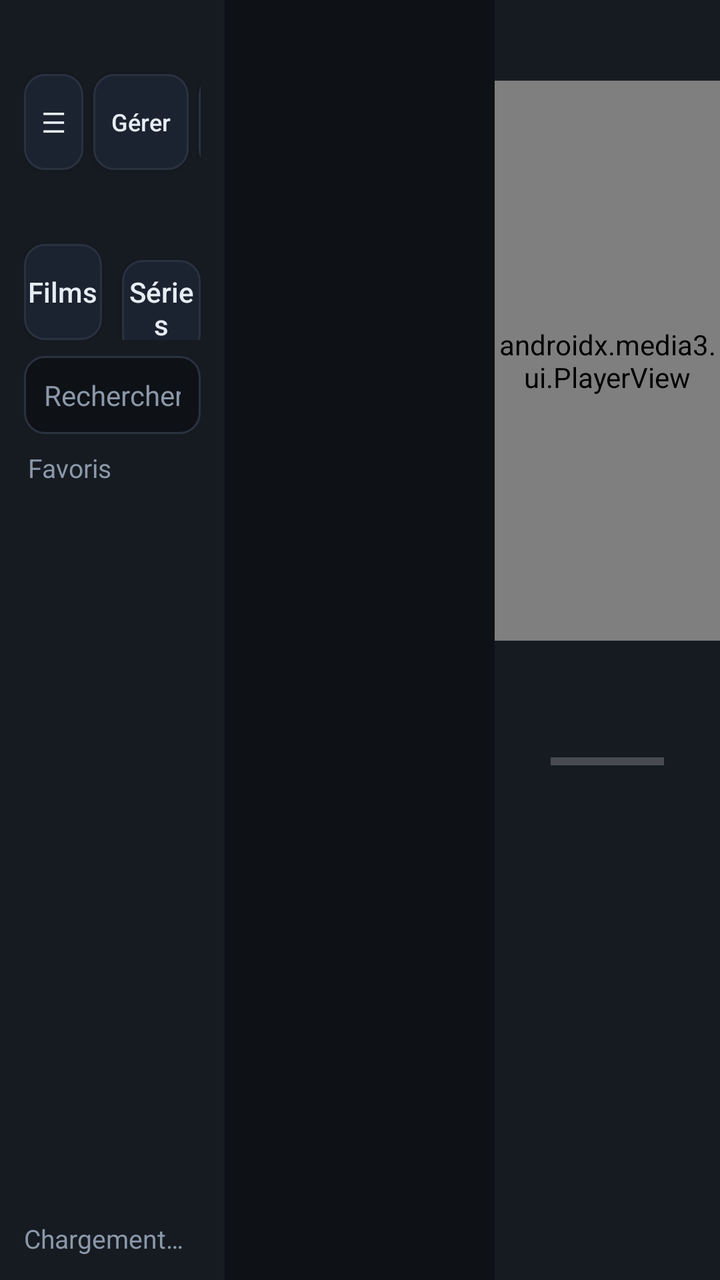
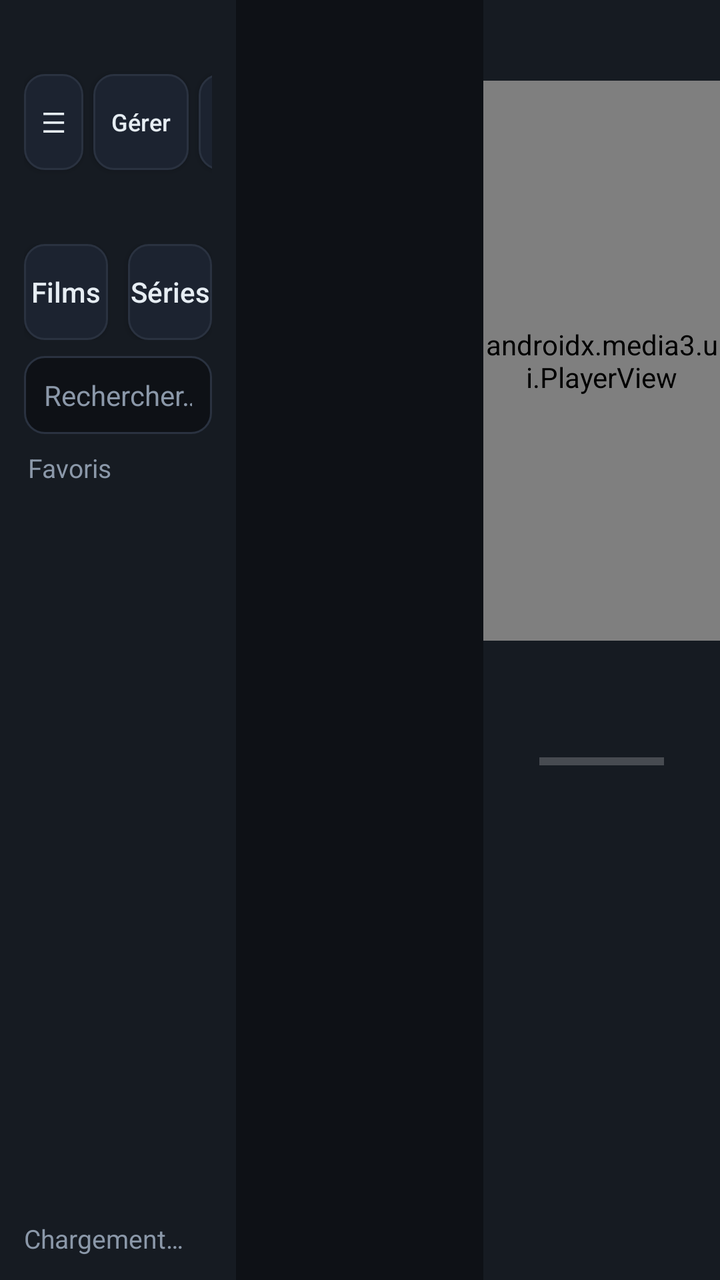

Screens rendered from an Android XML layout before and after an edit, with the pre-edit source and the edit as a unified diff.
<!-- AndroidManifest.xml: application theme Theme.MLTV -->
<!-- res/layout/activity_main.xml -->
<?xml version="1.0" encoding="utf-8"?>
<LinearLayout xmlns:android="http://schemas.android.com/apk/res/android"
    xmlns:app="http://schemas.android.com/apk/res-auto"
    android:layout_width="match_parent"
    android:layout_height="match_parent"
    android:orientation="horizontal"
    android:background="@color/bg">

    
    <LinearLayout
        android:id="@+id/drawer"
        android:layout_width="210dp"
        android:layout_height="match_parent"
        android:orientation="vertical"
        android:background="@color/panel2"
        android:visibility="gone">

        <TextView
            android:layout_width="match_parent"
            android:layout_height="wrap_content"
            android:padding="16dp"
            android:text="Catégories"
            android:textColor="?attr/accentColor"
            android:textSize="16sp"
            android:textStyle="bold" />

        <androidx.recyclerview.widget.RecyclerView
            android:id="@+id/rv_catdrawer"
            android:layout_width="match_parent"
            android:layout_height="0dp"
            android:layout_weight="1"
            android:paddingHorizontal="10dp"
            android:clipToPadding="false"
            android:scrollbars="vertical" />
    </LinearLayout>

    
    <LinearLayout
        android:layout_width="0dp"
        android:layout_height="match_parent"
        android:layout_weight="1"
        android:orientation="vertical"
        android:background="@color/panel">

        <LinearLayout
            android:layout_width="match_parent"
            android:layout_height="wrap_content"
            android:orientation="horizontal"
            android:gravity="center_vertical"
            android:paddingHorizontal="12dp"
            android:paddingVertical="12dp">

            <TextView
                android:layout_width="0dp"
                android:layout_height="wrap_content"
                android:layout_weight="1"
                android:text="@string/app_name"
                android:textColor="?attr/accentColor"
                android:textSize="20sp"
                android:textStyle="bold" />

            <Button
                android:id="@+id/btn_cats"
                android:layout_width="wrap_content"
                android:layout_height="wrap_content"
                android:layout_marginEnd="5dp"
                android:background="@drawable/btn_secondary"
                android:text="☰"
                android:textColor="@color/txt"
                android:textSize="14sp"
                android:minWidth="0dp"
                android:paddingHorizontal="9dp" />

            <Button
                android:id="@+id/btn_manage"
                android:layout_width="wrap_content"
                android:layout_height="wrap_content"
                android:layout_marginEnd="5dp"
                android:background="@drawable/btn_secondary"
                android:text="Gérer"
                android:textColor="@color/txt"
                android:textAllCaps="false"
                android:textSize="12sp"
                android:minWidth="0dp"
                android:paddingHorizontal="9dp" />

            <Button
                android:id="@+id/btn_sources"
                android:layout_width="wrap_content"
                android:layout_height="wrap_content"
                android:background="@drawable/btn_secondary"
                android:text="⚙"
                android:textColor="@color/txt"
                android:textSize="15sp"
                android:minWidth="0dp"
                android:paddingHorizontal="9dp" />
        </LinearLayout>

        <LinearLayout
            android:layout_width="match_parent"
            android:layout_height="wrap_content"
            android:orientation="horizontal"
            android:paddingHorizontal="12dp"
            android:paddingBottom="8dp">

            <Button
                android:id="@+id/btn_films"
                android:layout_width="0dp"
                android:layout_height="wrap_content"
                android:layout_weight="1"
                android:layout_marginEnd="5dp"
                android:background="@drawable/btn_secondary"
                android:text="Films"
                android:textColor="@color/txt"
                android:textAllCaps="false"
                android:textSize="14sp" />

            <Button
                android:id="@+id/btn_series"
                android:layout_width="0dp"
                android:layout_height="wrap_content"
                android:layout_weight="1"
                android:layout_marginStart="5dp"
                android:background="@drawable/btn_secondary"
                android:text="Séries"
                android:textColor="@color/txt"
                android:textAllCaps="false"
                android:textSize="14sp" />
        </LinearLayout>

        <EditText
            android:id="@+id/et_search"
            android:layout_width="match_parent"
            android:layout_height="wrap_content"
            android:layout_marginHorizontal="12dp"
            android:layout_marginBottom="8dp"
            android:background="@drawable/field_bg"
            android:padding="10dp"
            android:hint="Rechercher…"
            android:textColorHint="@color/muted"
            android:textColor="@color/txt"
            android:textSize="14sp"
            android:inputType="text"
            android:imeOptions="actionSearch"
            android:maxLines="1" />

        <TextView
            android:id="@+id/tv_curcat"
            android:layout_width="match_parent"
            android:layout_height="wrap_content"
            android:paddingHorizontal="14dp"
            android:paddingBottom="6dp"
            android:text="Favoris"
            android:textColor="@color/muted"
            android:textSize="13sp"
            android:maxLines="1"
            android:ellipsize="end" />

        <androidx.recyclerview.widget.RecyclerView
            android:id="@+id/rv_channels"
            android:layout_width="match_parent"
            android:layout_height="0dp"
            android:layout_weight="1"
            android:paddingHorizontal="8dp"
            android:clipToPadding="false"
            android:scrollbars="vertical" />

        <TextView
            android:id="@+id/tv_status"
            android:layout_width="match_parent"
            android:layout_height="wrap_content"
            android:padding="12dp"
            android:text="Chargement…"
            android:textColor="@color/muted"
            android:textSize="13sp" />
    </LinearLayout>

    
    <LinearLayout
        android:layout_width="0dp"
        android:layout_height="match_parent"
        android:layout_weight="1.2"
        android:orientation="vertical">

        <TextView
            android:id="@+id/tv_ch_header"
            android:layout_width="match_parent"
            android:layout_height="wrap_content"
            android:padding="14dp"
            android:textColor="@color/txt"
            android:textSize="16sp"
            android:textStyle="bold"
            android:maxLines="1"
            android:ellipsize="end" />

        <androidx.recyclerview.widget.RecyclerView
            android:id="@+id/rv_progs"
            android:layout_width="match_parent"
            android:layout_height="0dp"
            android:layout_weight="1"
            android:paddingHorizontal="8dp"
            android:clipToPadding="false"
            android:scrollbars="vertical" />
    </LinearLayout>

    
    <LinearLayout
        android:layout_width="0dp"
        android:layout_height="match_parent"
        android:layout_weight="1"
        android:orientation="vertical"
        android:background="@color/panel">

        <TextView
            android:id="@+id/tv_clock"
            android:layout_width="match_parent"
            android:layout_height="wrap_content"
            android:paddingHorizontal="16dp"
            android:paddingTop="12dp"
            android:paddingBottom="8dp"
            android:gravity="end"
            android:textColor="@color/txt"
            android:textSize="15sp"
            android:textStyle="bold" />

        <androidx.media3.ui.PlayerView
            android:id="@+id/player_view"
            android:layout_width="match_parent"
            android:layout_height="280dp"
            android:background="#FF000000"
            app:use_controller="false"
            app:resize_mode="fit" />

        <ScrollView
            android:layout_width="match_parent"
            android:layout_height="0dp"
            android:layout_weight="1"
            android:padding="16dp">

            <LinearLayout
                android:layout_width="match_parent"
                android:layout_height="wrap_content"
                android:orientation="vertical">

                <TextView
                    android:id="@+id/tv_detail_title"
                    android:layout_width="match_parent"
                    android:layout_height="wrap_content"
                    android:textColor="@color/txt"
                    android:textSize="20sp"
                    android:textStyle="bold" />

                <LinearLayout
                    android:layout_width="match_parent"
                    android:layout_height="wrap_content"
                    android:orientation="horizontal"
                    android:gravity="center_vertical"
                    android:layout_marginTop="8dp">

                    <TextView
                        android:id="@+id/tv_detail_time"
                        android:layout_width="wrap_content"
                        android:layout_height="wrap_content"
                        android:textColor="@color/muted"
                        android:textSize="14sp" />

                    <ProgressBar
                        android:id="@+id/pb_detail"
                        style="?android:attr/progressBarStyleHorizontal"
                        android:layout_width="0dp"
                        android:layout_height="6dp"
                        android:layout_weight="1"
                        android:layout_marginHorizontal="12dp"
                        android:max="100"
                        android:progressTint="?attr/accentColor" />
                </LinearLayout>

                <TextView
                    android:id="@+id/tv_detail_desc"
                    android:layout_width="match_parent"
                    android:layout_height="wrap_content"
                    android:layout_marginTop="14dp"
                    android:textColor="#FFC7D0DA"
                    android:textSize="15sp"
                    android:lineSpacingMultiplier="1.3" />
            </LinearLayout>
        </ScrollView>
    </LinearLayout>
</LinearLayout>
<!-- resources referenced by this layout -->
<resources>
  <color name="bg">#FF0E1116</color>
  <color name="muted">#FF8B98A9</color>
  <color name="panel">#FF161B22</color>
  <color name="panel2">#FF1C2330</color>
  <color name="txt">#FFE6EDF3</color>
  <!-- drawable btn_secondary (drawable) -->
  <?xml version="1.0" encoding="utf-8"?>
  <selector xmlns:android="http://schemas.android.com/apk/res/android">
      <item android:state_focused="true">
          <shape android:shape="rectangle">
              <solid android:color="@color/panel2" />
              <stroke android:width="2dp" android:color="?attr/accentColor" />
              <corners android:radius="10dp" />
          </shape>
      </item>
      <item>
          <shape android:shape="rectangle">
              <solid android:color="@color/panel2" />
              <stroke android:width="1dp" android:color="@color/line" />
              <corners android:radius="10dp" />
          </shape>
      </item>
  </selector>
  <!-- drawable field_bg (drawable) -->
  <?xml version="1.0" encoding="utf-8"?>
  <selector xmlns:android="http://schemas.android.com/apk/res/android">
      <item android:state_focused="true">
          <shape android:shape="rectangle">
              <solid android:color="@color/bg" />
              <stroke android:width="2dp" android:color="?attr/accentColor" />
              <corners android:radius="10dp" />
          </shape>
      </item>
      <item>
          <shape android:shape="rectangle">
              <solid android:color="@color/bg" />
              <stroke android:width="1dp" android:color="@color/line" />
              <corners android:radius="10dp" />
          </shape>
      </item>
  </selector>
  <string name="app_name">MLTV</string>
  <style name="Theme.MLTV" parent="Theme.AppCompat.NoActionBar">
          <item name="android:windowBackground">@color/bg</item>
          <item name="android:statusBarColor">@color/bg</item>
          <item name="android:colorBackground">@color/bg</item>
          <item name="accentColor">#FFFF7A18</item>
          <item name="accentText">#FF1A1200</item>
      </style>
  <color name="line">#FF2A3240</color>
</resources>

<!-- the commit's change to res/layout/activity_main.xml (unified diff, before → after) -->
@@ -179,7 +179,7 @@
     <LinearLayout
         android:layout_width="0dp"
         android:layout_height="match_parent"
-        android:layout_weight="1.2"
+        android:layout_weight="1.05"
         android:orientation="vertical">
 
         <TextView
